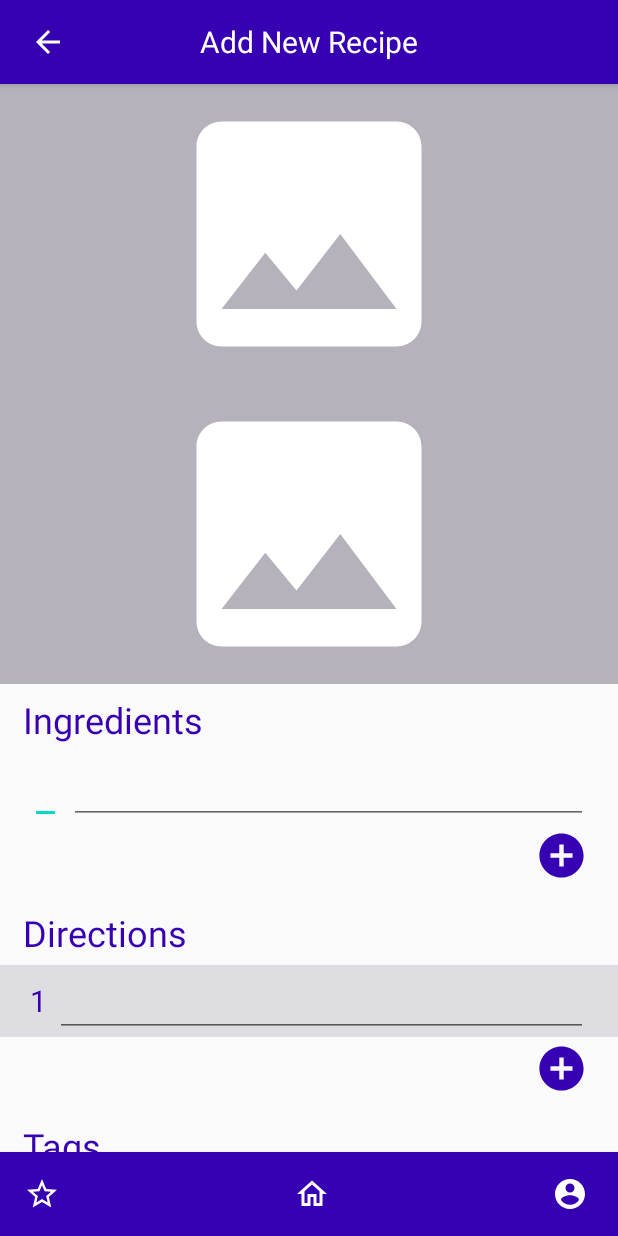
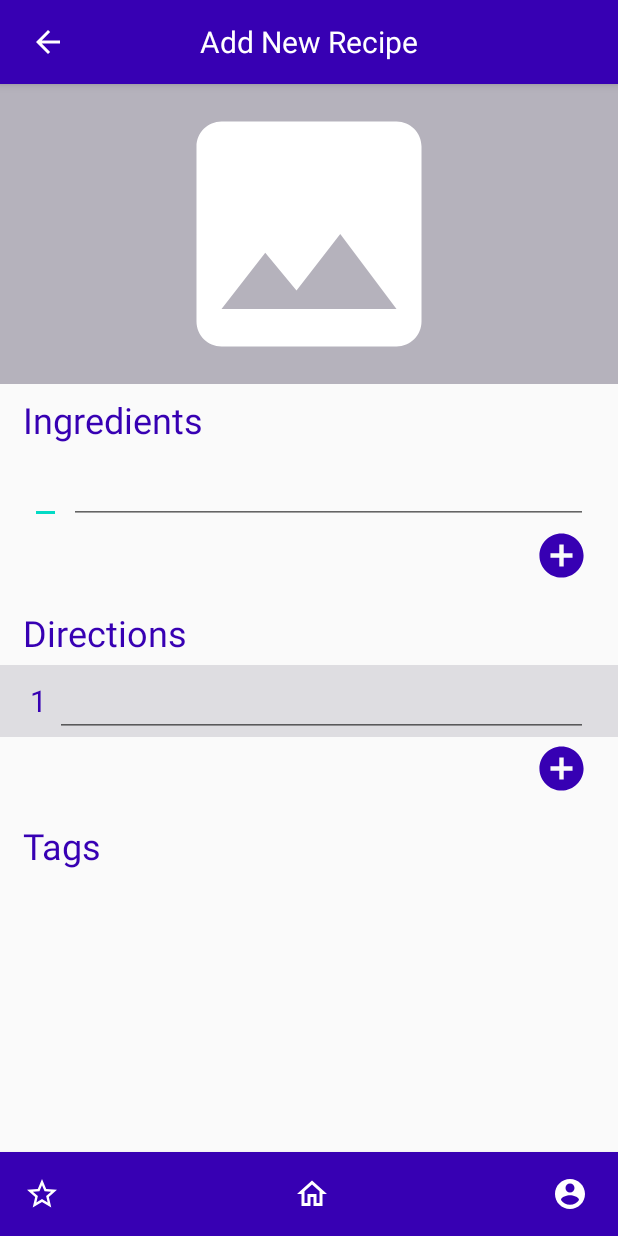
Before and after one commit to RoyeEshed/RecipeApplication, an Android app: the NewRecipeActivity screen opened directly, with no data from a screen before it, on a phone screen of 412 x 824 dp. Run offline under Robolectric (Android 15) with nearby library versions, the phone set to English and light mode, and no system bars; Roboto replaces fonts that are not available here; 1 statement that could not run was skipped.

Commit message:
remove extra image view from add recipe screen

```diff
--- a/Fork/app/src/main/res/layout/activity_new_recipe.xml
+++ b/Fork/app/src/main/res/layout/activity_new_recipe.xml
@@ -15,16 +15,6 @@
         app:layout_constraintStart_toStartOf="parent"
         app:layout_constraintEnd_toEndOf="parent"/>
 
-    <ImageView
-        android:id="@+id/recipe_image"
-        android:layout_width="match_parent"
-        android:layout_height="200dp"
-        android:background="@color/gray"
-        android:src="@drawable/ic_baseline_image_24"
-        app:layout_constraintEnd_toEndOf="parent"
-        app:layout_constraintStart_toStartOf="parent"
-        app:layout_constraintTop_toBottomOf="@id/toolbar" />
-
     <androidx.recyclerview.widget.RecyclerView
         android:id="@+id/recycler_view"
         android:layout_width="match_parent"
@@ -32,7 +22,7 @@
         app:layout_constraintBottom_toTopOf="@+id/tab_bar"
         app:layout_constraintEnd_toEndOf="parent"
         app:layout_constraintStart_toStartOf="parent"
-        app:layout_constraintTop_toBottomOf="@+id/recipe_image" />
+        app:layout_constraintTop_toBottomOf="@+id/toolbar" />
 
     <include
         android:id="@+id/tab_bar"
```
